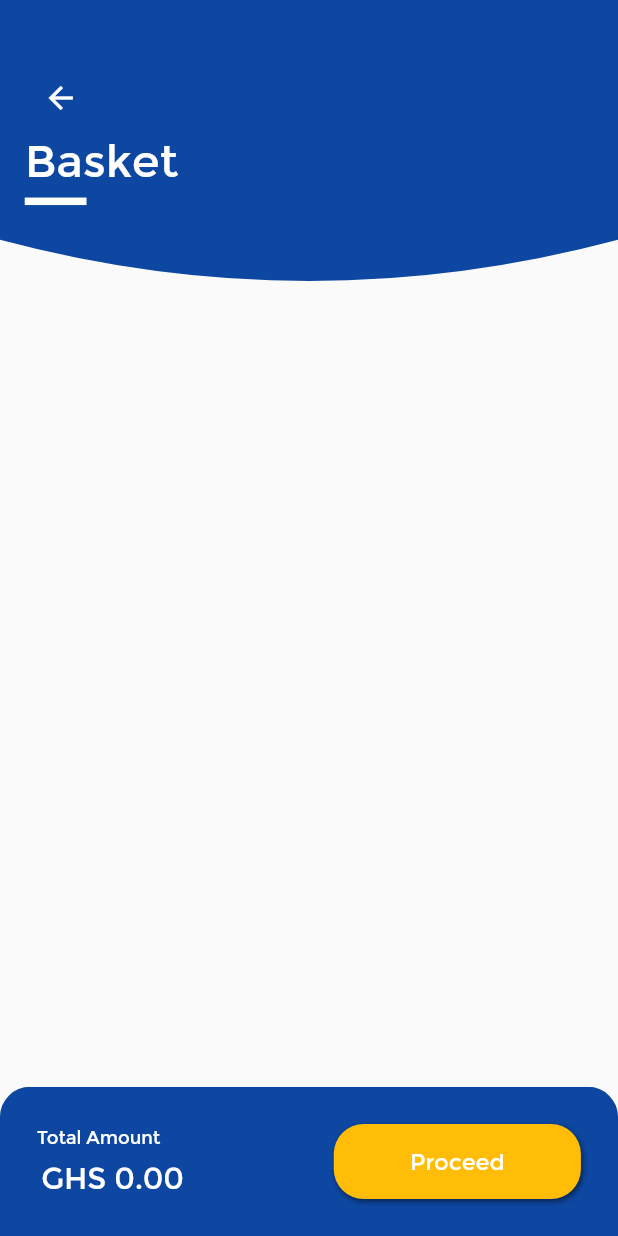
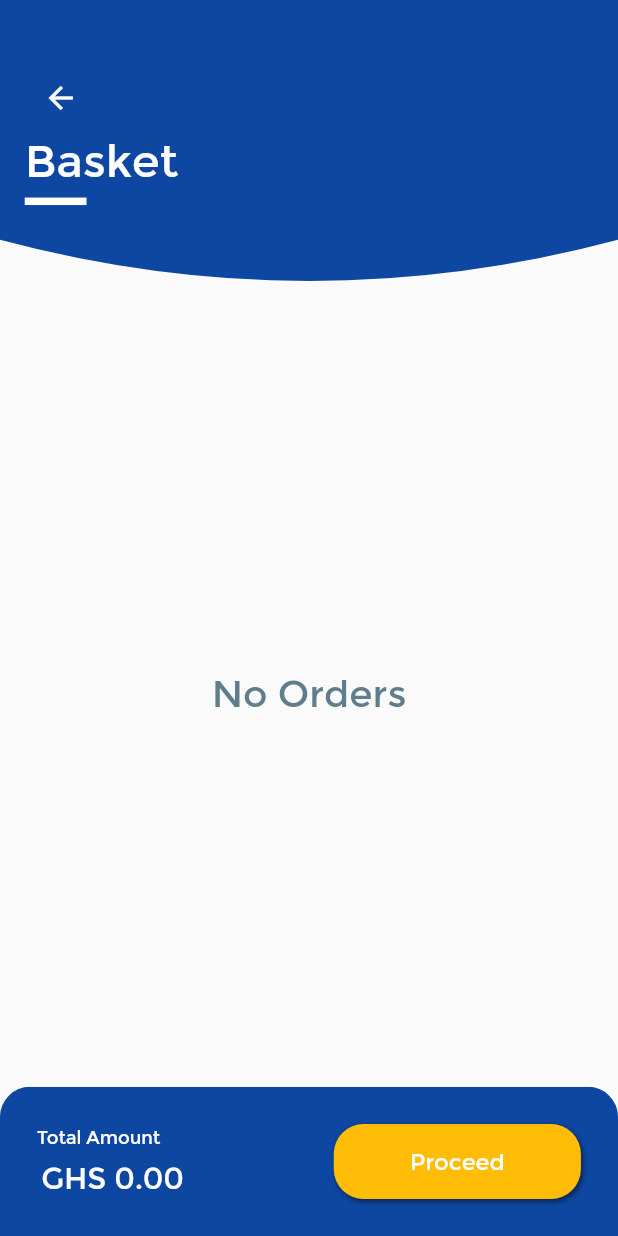
Before and after one commit to Qweku/shop-manager, a Flutter app: the ProductCalculator screen opened directly, on a phone screen of 412 x 824 dp. Run offline on Flutter 3.47's test engine with Material 2 defaults, Android fonts, the phone set to English and light mode, and no system bars; our stand-ins replace cloud_firestore, currency_text_input_formatter, datetime_picker_formfield, firebase_auth, firebase_core, firebase_messaging and 11 more; missing offline and left inert: fluid_bottom_nav_bar; accounts and stored records are empty.

Commit message:
auto-complete fixes

```diff
--- a/lib/pages/my_home_screen.dart
+++ b/lib/pages/my_home_screen.dart
@@ -73,7 +73,7 @@ class _MyHomeScreenState extends State<MyHomeScreen> {
   @override
   void initState() {
     bootUp();
-    NotiPlugin.initialize(flutterLocalNotificationsPlugin);
+    // NotiPlugin.initialize(flutterLocalNotificationsPlugin);
 
     // log("${Provider.of<SalesProvider>(context, listen: false).salesList.length}");
     // log("${Provider.of<GeneralProvider>(context, listen: false).shop.shopname}");
--- a/lib/pages/productCalculator.dart
+++ b/lib/pages/productCalculator.dart
@@ -93,10 +93,19 @@ class _ProductCalculatorState extends State<ProductCalculator> {
                           ),
                         ),
                   Expanded(
-                    child: ListView.builder(
+                    child: context.watch<GeneralProvider>().cart.isEmpty
+                        ? Center(
+                            child: Text(
+                              "No Orders",
+                              style: headline1.copyWith(
+                                  fontSize: 25, color: Colors.blueGrey),
+                            ),
+                          )
+                        : ListView.builder(
                             // shrinkWrap: true,
                             padding: EdgeInsets.only(top: height * 0.03),
-                      itemCount: context.watch<GeneralProvider>().cart.length,
+                            itemCount:
+                                context.watch<GeneralProvider>().cart.length,
                             itemBuilder: (context, index) => GestureDetector(
                                 onTap: () {},
                                 child: CartItemWidget(
@@ -190,7 +199,7 @@ class _ProductCalculatorState extends State<ProductCalculator> {
                   style: headline1,
                 ),
                 content: SizedBox(
-                  width: Responsive.isTablet()? width * 0.4:width*0.8,
+                  width: Responsive.isTablet() ? width * 0.4 : width * 0.8,
                   height: height * 0.4,
                   child: Column(
                     // spacing: 20,
```
Also changed, not shown: lib/pages/addproduct.dart (+6 -18 lines). Lines whose indentation alone changed are shown as unchanged.
